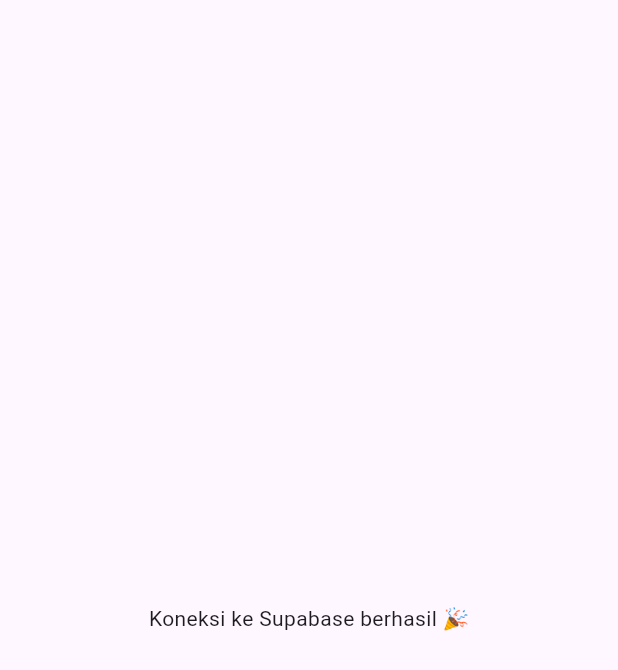
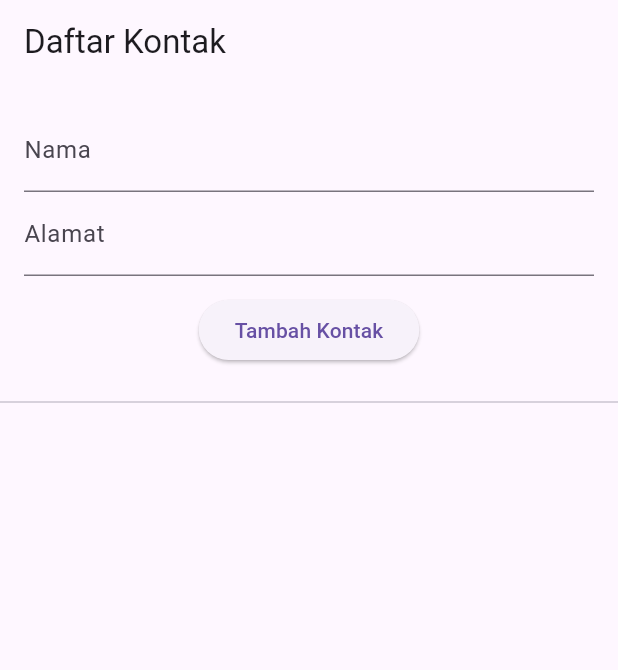
Before and after one commit to Aryacode13/supbase-sample, a Flutter app: the screen it shows after launch, on a phone screen of 412 x 824 dp. Shown: the top 670 px of the screen. Run offline on Flutter 3.47's test engine with Material 3 defaults, Android fonts, the phone set to English and light mode, and no system bars; our stand-ins replace supabase_flutter; accounts and stored records are empty.

Commit message:
update semua file

```diff
--- /dev/null
+++ b/lib/contact_page.dart
@@ -0,0 +1,111 @@
+import 'package:flutter/material.dart';
+import 'package:supabase_flutter/supabase_flutter.dart';
+
+final supabase = Supabase.instance.client;
+
+class ContactPage extends StatefulWidget {
+  const ContactPage({super.key});
+
+  @override
+  State<ContactPage> createState() => _ContactPageState();
+}
+
+class _ContactPageState extends State<ContactPage> {
+  final TextEditingController _nameController = TextEditingController();
+  final TextEditingController _addressController = TextEditingController();
+
+  List<Map<String, dynamic>> _contacts = [];
+
+  @override
+  void initState() {
+    super.initState();
+    _fetchContacts();
+  }
+
+  // 🔔 helper untuk menampilkan notif
+  void _showMessage(String message, {bool success = true}) {
+    ScaffoldMessenger.of(context).showSnackBar(
+      SnackBar(
+        content: Text(message),
+        backgroundColor: success ? Colors.green : Colors.red,
+        duration: const Duration(seconds: 2),
+      ),
+    );
+  }
+
+  Future<void> _fetchContacts() async {
+    final response = await supabase.from('contacts').select();
+    setState(() {
+      _contacts = List<Map<String, dynamic>>.from(response);
+    });
+  }
+
+  Future<void> _addContact() async {
+    final name = _nameController.text.trim();
+    final address = _addressController.text.trim();
+
+    if (name.isEmpty || address.isEmpty) {
+      _showMessage("Nama dan Alamat tidak boleh kosong ❌", success: false);
+      return;
+    }
+
+    try {
+      await supabase.from('contacts').insert({
+        'name': name,
+        'address': address,
+      });
+
+      _nameController.clear();
+      _addressController.clear();
+
+      _showMessage("Kontak berhasil ditambahkan ✅");
+      _fetchContacts();
+    } catch (e) {
+      _showMessage("Gagal menambahkan kontak ❌", success: false);
+    }
+  }
+
+  @override
+  Widget build(BuildContext context) {
+    return Scaffold(
+      appBar: AppBar(title: const Text("Daftar Kontak")),
+      body: Column(
+        children: [
+          Padding(
+            padding: const EdgeInsets.all(16.0),
+            child: Column(
+              children: [
+                TextField(
+                  controller: _nameController,
+                  decoration: const InputDecoration(labelText: "Nama"),
+                ),
+                TextField(
+                  controller: _addressController,
+                  decoration: const InputDecoration(labelText: "Alamat"),
+                ),
+                const SizedBox(height: 12),
+                ElevatedButton(
+                  onPressed: _addContact,
+                  child: const Text("Tambah Kontak"),
+                ),
+              ],
+            ),
+          ),
+          const Divider(),
+          Expanded(
+            child: ListView.builder(
+              itemCount: _contacts.length,
+              itemBuilder: (context, index) {
+                final contact = _contacts[index];
+                return ListTile(
+                  title: Text(contact['name']),
+                  subtitle: Text(contact['address']),
+                );
+              },
+            ),
+          ),
+        ],
+      ),
+    );
+  }
+}
--- a/lib/main.dart
+++ b/lib/main.dart
@@ -1,13 +1,14 @@
 import 'package:flutter/material.dart';
 import 'package:supabase_flutter/supabase_flutter.dart';
+import 'contact_page.dart'; // import halaman ContactPage
 
 Future<void> main() async {
   WidgetsFlutterBinding.ensureInitialized();
 
   await Supabase.initialize(
-    url: 'https://vmwidifukpjdmbnhaiap.supabase.co',
+    url: 'https://vmwidifukpjdmbnhaiap.supabase.co', // 🔑 ganti dengan URL kamu
     anonKey:
-        'eyJhbGciOiJIUzI1NiIsInR5cCI6IkpXVCJ9.eyJpc3MiOiJzdXBhYmFzZSIsInJlZiI6InZtd2lkaWZ1a3BqZG1ibmhhaWFwIiwicm9sZSI6ImFub24iLCJpYXQiOjE3NTczMjc1MjgsImV4cCI6MjA3MjkwMzUyOH0.pAZWMZJf8vpqaIZdcginLgNEclOkzh_pnD-YFD2EBGw',
+        'eyJhbGciOiJIUzI1NiIsInR5cCI6IkpXVCJ9.eyJpc3MiOiJzdXBhYmFzZSIsInJlZiI6InZtd2lkaWZ1a3BqZG1ibmhhaWFwIiwicm9sZSI6ImFub24iLCJpYXQiOjE3NTczMjc1MjgsImV4cCI6MjA3MjkwMzUyOH0.pAZWMZJf8vpqaIZdcginLgNEclOkzh_pnD-YFD2EBGw', // 🔑 ganti dengan anon key kamu
   );
 
   runApp(const MyApp());
@@ -19,23 +20,10 @@ class MyApp extends StatelessWidget {
   @override
   Widget build(BuildContext context) {
     return MaterialApp(
-      title: 'Supabase Flutter Demo',
+      title: 'Supabase CRUD Demo',
       debugShowCheckedModeBanner: false,
       theme: ThemeData(primarySwatch: Colors.blue),
-      home: const HomePage(),
+      home: const ContactPage(),
     );
   }
 }
-
-class HomePage extends StatelessWidget {
-  const HomePage({super.key});
-
-  @override
-  Widget build(BuildContext context) {
-    return const Scaffold(
-      body: Center(
-        child: Text("Koneksi ke Supabase berhasil 🎉"),
-      ),
-    );
-  }
-}
```
